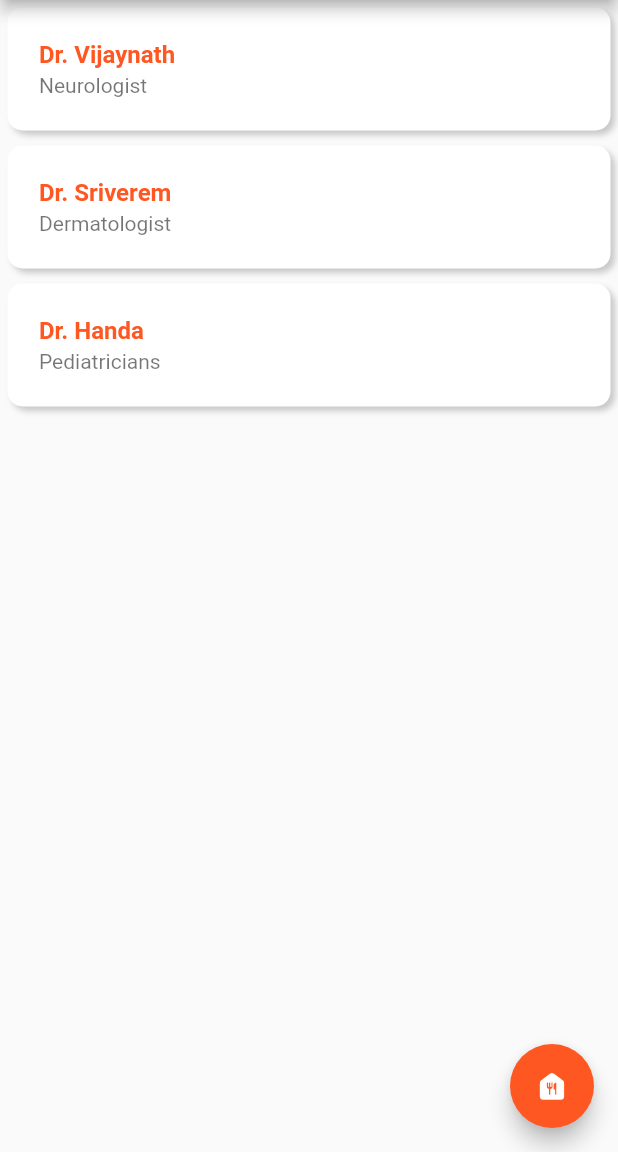
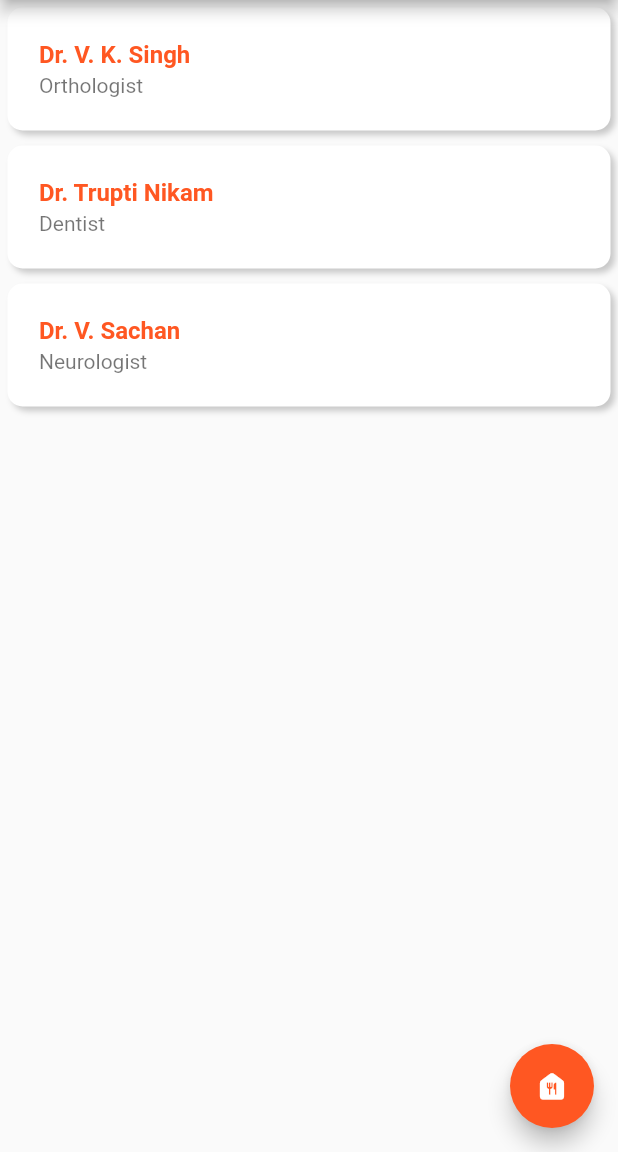
Before and after one commit to guptaShantanu/medic, a Flutter app: the MainScreen screen opened directly, on a phone screen of 412 x 824 dp, the part 84-1236 px from its top. Run offline on Flutter 3.47's test engine with Material 2 defaults, Android fonts, the phone set to English and light mode, and no system bars.

Commit message:
add prescription

```diff
--- a/lib/CommonWidget/MessageBox/right_message_box.dart
+++ b/lib/CommonWidget/MessageBox/right_message_box.dart
@@ -11,7 +11,7 @@ class RightMessage extends StatelessWidget {
   Widget build(BuildContext context) {
     return Container(
       width: MediaQuery.of(context).size.width,
-      margin: EdgeInsets.only(left: 60.0),
+      margin: EdgeInsets.only(left: 60.0,top: 10.0),
       alignment: Alignment.centerRight,
       child: Container(
         padding: EdgeInsets.all(5.0),
--- /dev/null
+++ b/lib/Dummy/added_doctor.dart
@@ -0,0 +1,17 @@
+
+import 'package:medic/model/doctor.dart';
+
+List<Doctor> addedDoctors = [
+  Doctor(
+      name: 'Dr. V. K. Singh',
+      category: 'Orthologist',
+      higherQualification: 'MBBS'),
+  Doctor(
+      name: 'Dr. Trupti Nikam',
+      category: 'Dentist',
+      higherQualification: 'MBBS'),
+  Doctor(
+      name: 'Dr. V. Sachan',
+      category: 'Neurologist',
+      higherQualification: 'MBBS'),
+];
--- /dev/null
+++ b/lib/Dummy/all_doctors.dart
@@ -0,0 +1,36 @@
+import 'package:medic/model/doctor.dart';
+
+List<Doctor> doctors = [
+  Doctor(
+      name: 'Dr. V. K. Singh',
+      category: 'Orthologist',
+      higherQualification: 'MBBS',),
+  Doctor(
+      name: 'Dr. Trupti Nikam',
+      category: 'Dentist',
+      higherQualification: 'MBBS'),
+  Doctor(
+      name: 'Dr. V. Sachan',
+      category: 'Neurologist',
+      higherQualification: 'MBBS'),
+  Doctor(
+      name: 'Dr. Piyush Goyal',
+      category: 'Physician',
+      higherQualification: 'MBBS'),
+  Doctor(
+      name: 'Dr. Tauqeer Ahmad',
+      category: 'Orthologist',
+      higherQualification: 'MBBS'),
+  Doctor(
+      name: 'Dr. V. K. Singh',
+      category: 'HomeoPathy',
+      higherQualification: 'MBBS'),
+  Doctor(
+      name: 'Dr. V. K. Singh',
+      category: 'Orthologist',
+      higherQualification: 'MBBS'),
+  Doctor(
+      name: 'Dr. V. K. Singh',
+      category: 'Orthologist',
+      higherQualification: 'MBBS'),
+];
--- a/lib/Screens/main_screen.dart
+++ b/lib/Screens/main_screen.dart
@@ -1,6 +1,9 @@
 import 'package:flutter/material.dart';
 import 'package:medic/CommonWidget/medic_diet_entry.dart';
 import 'package:medic/CommonWidget/medic_doctor_tile.dart';
+import 'package:medic/Dummy/added_doctor.dart';
+import 'package:medic/Screens/add_doctor.dart';
+import 'package:medic/Screens/all_prescriptions.dart';
 import 'package:medic/Screens/diet_screen.dart';
 import 'package:medic/constants.dart';
 
@@ -57,7 +60,7 @@ class _MainScreenState extends State<MainScreen> {
                         '${dayName[currentDate.weekday]} - ${currentDate.day}, ${currentDate.month}, ${currentDate.year} ',
                         style: TextStyle(
                           color: Medic.mainColor,
-                          fontSize: 25.0
+                          fontSize: 20.0
                         ),
                       ),
                     ),
@@ -81,32 +84,58 @@ class _MainScreenState extends State<MainScreen> {
       ),
       drawer: Drawer(
         child: Container(
-          padding: EdgeInsets.all(10.0),
+          padding: EdgeInsets.all(20.0),
           color: Medic.mainColor,
           child: Column(
             crossAxisAlignment: CrossAxisAlignment.start,
             children: [
               Container(
                 height: 200.0,
+                child: Column(
+                  crossAxisAlignment: CrossAxisAlignment.start,
+                  mainAxisAlignment: MainAxisAlignment.spaceEvenly,
+                  children: [
+                    CircleAvatar(
+                      radius: 40.0,
+                      backgroundColor: Medic.mainColor,
+                      child: Icon(Icons.person,color: Colors.white,size: 70.0,),
+                    ),
+                    Text('Username',style: TextStyle(color: Colors.white,fontSize: 20.0),)
+                  ],
+                ),
+              ),
+              Container(
+                width: double.infinity,
+                height: 2.0,
                 color: Colors.white,
               ),
               SizedBox(height: 20.0,),
-              Text('Add doctor',
+              GestureDetector(
+                onTap: (){
+                  Navigator.push(context, MaterialPageRoute(builder: (context)=>AddDoctorScreen()));
+                },
+                child: Text('Add doctor',
                 style: TextStyle(
                   color: Colors.white,
-                fontSize: 25.0
+                  fontSize: 20.0
                 ),),
+              ),
               SizedBox(height: 20.0,),
-              Text('Prescription',
+              GestureDetector(
+                onTap: (){
+                  Navigator.push(context, MaterialPageRoute(builder: (context)=>AllPrescription()));
+                },
+                child: Text('Prescription',
                   style: TextStyle(
                       color: Colors.white,
-                    fontSize: 25.0
+                      fontSize: 20.0
                   ),),
+              ),
               SizedBox(height: 20.0,),
               Text('Appointments',
                 style: TextStyle(
                     color: Colors.white,
-                    fontSize: 25.0
+                    fontSize: 20.0
                 ),),
               SizedBox(height: 20.0,),
               GestureDetector(
@@ -116,14 +145,14 @@ class _MainScreenState extends State<MainScreen> {
                 child: Text('Diet History',
                   style: TextStyle(
                       color: Colors.white,
-                      fontSize: 25.0
+                      fontSize: 20.0
                   ),),
               ),
               SizedBox(height: 20.0,),
               Text('Logout',
                 style: TextStyle(
                     color: Colors.white,
-                    fontSize: 25.0
+                    fontSize: 20.0
                 ),),
             ],
           ),
@@ -135,22 +164,20 @@ class _MainScreenState extends State<MainScreen> {
         onPressed: ()=>_openDietBottomSheet(context),
       ),
       body: SafeArea(
+        child: RefreshIndicator(
+          onRefresh: ()async{
+            await Future<void>.delayed(Duration(seconds: 2));
+            setState(() {
+
+            });
+          },
           child: Container(
-          child: Column(
-            children: [
-              MedicDoctorTile(
-                title: 'Dr. Vijaynath',
-                subtitle: 'Neurologist',
+            child: ListView.builder(
+              itemCount: addedDoctors.length,
+              itemBuilder: (context,index){
+                return MedicDoctorTile(title: addedDoctors[index].name,subtitle: addedDoctors[index].category,);
+              },
             ),
-              MedicDoctorTile(
-                title: 'Dr. Sriverem',
-                subtitle: 'Dermatologist',
-              ),
-              MedicDoctorTile(
-                title: 'Dr. Handa',
-                subtitle: 'Pediatricians',
-              ),
-            ],
           ),
         ),
       ),
--- /dev/null
+++ b/lib/model/prescription.dart
@@ -0,0 +1,15 @@
+class Prescription{
+  List<Medicine> medicines;
+  String doctorName;
+  DateTime startTime;
+  DateTime endTime;
+
+  Prescription({this.doctorName,this.endTime,this.startTime,this.medicines});
+}
+
+class Medicine{
+  String name;
+  List<String> time;
+
+  Medicine({this.name,this.time});
+}
```
Also changed, not shown: lib/CommonWidget/medic_prescription.dart (added, +68 -0 lines), lib/Dummy/all_prescriptions.dart (added, +37 -0 lines), lib/Screens/add_doctor.dart (added, +78 -0 lines), lib/Screens/all_prescriptions.dart (added, +22 -0 lines), lib/Screens/chat_screen.dart (+106 -24 lines), lib/model/doctor.dart (added, +8 -0 lines). Lines whose indentation alone changed are shown as unchanged.
